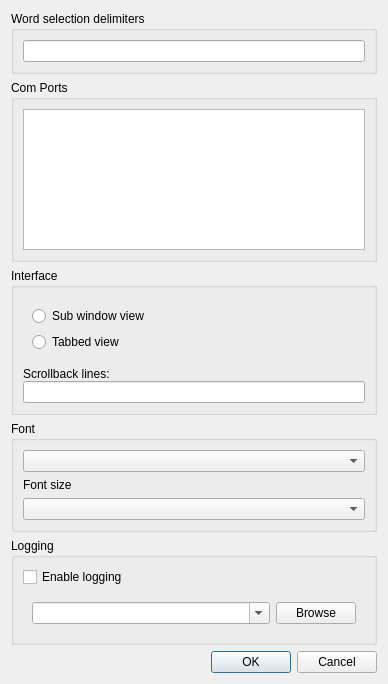
Old version of the form ComBombGui/configdialog.ui in the repository cdesjardins/ComBomb.
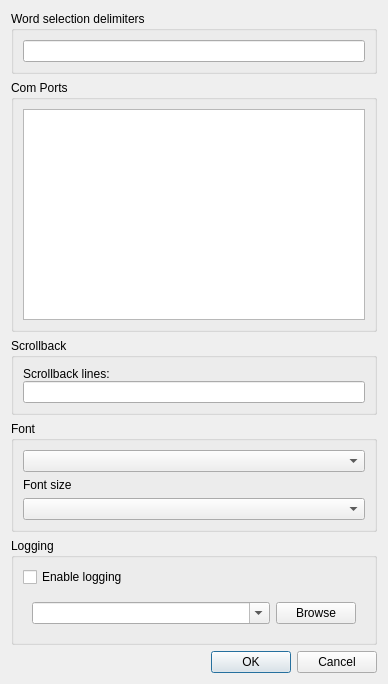
New version of the form. Icons and pictures are not drawn. Custom widgets are drawn as their Qt base class.

Commit message: Remove tabbed view/sub window view config option, make it automatic

Diff of the .ui file:
```diff
--- a/ComBombGui/configdialog.ui
+++ b/ComBombGui/configdialog.ui
@@ -81,50 +81,9 @@
    <item row="2" column="0">
     <widget class="QGroupBox" name="Interface">
      <property name="title">
-      <string>Interface</string>
+      <string>Scrollback</string>
      </property>
      <layout class="QVBoxLayout" name="verticalLayout_4">
-      <item>
-       <widget class="QWidget" name="widget" native="true">
-        <layout class="QHBoxLayout" name="horizontalLayout_2">
-         <property name="spacing">
-          <number>0</number>
-         </property>
-         <property name="leftMargin">
-          <number>0</number>
-         </property>
-         <property name="topMargin">
-          <number>0</number>
-         </property>
-         <property name="rightMargin">
-          <number>0</number>
-         </property>
-         <property name="bottomMargin">
-          <number>0</number>
-         </property>
-         <item>
-          <widget class="QWidget" name="viewWidget" native="true">
-           <layout class="QVBoxLayout" name="verticalLayout_6">
-            <item>
-             <widget class="QRadioButton" name="mdiRdioButton">
-              <property name="text">
-               <string>Sub window view</string>
-              </property>
-             </widget>
-            </item>
-            <item>
-             <widget class="QRadioButton" name="tabsRadioButton">
-              <property name="text">
-               <string>Tabbed view</string>
-              </property>
-             </widget>
-            </item>
-           </layout>
-          </widget>
-         </item>
-        </layout>
-       </widget>
-      </item>
       <item>
        <widget class="QWidget" name="historyWidget" native="true">
         <layout class="QVBoxLayout" name="verticalLayout_7">
```
The commit also changes 4 other files.
